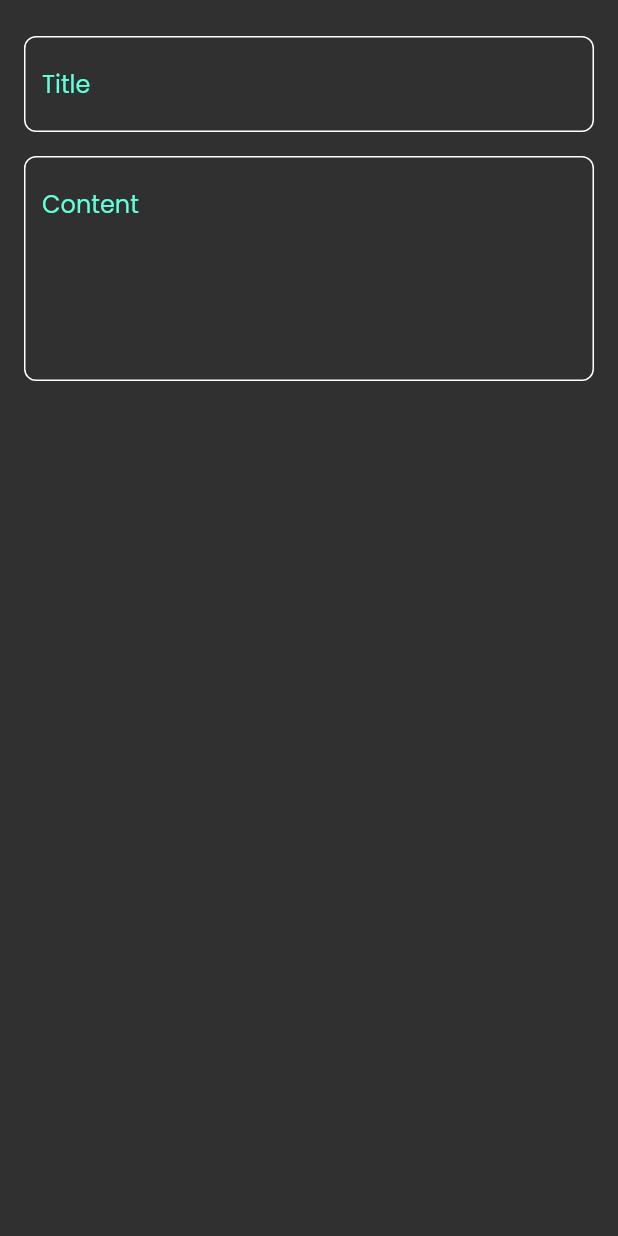
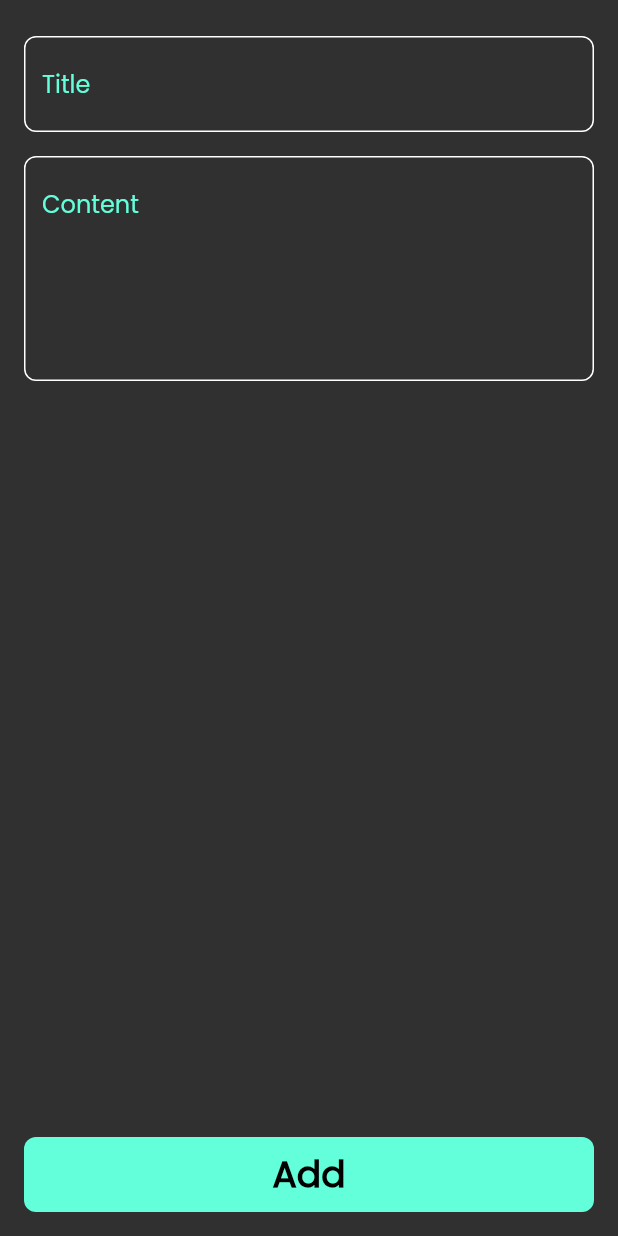
Before and after one commit to osamaahmedalsharabi/note_app, a Flutter app: the CustomModelBottomSheet widget shown alone on an empty page, opened directly, on a phone screen of 412 x 824 dp. Run offline on Flutter 3.47's test engine with Material 3 defaults, Android fonts, the phone set to English and light mode, and no system bars.

Commit message:
create custom button widget for the model bottom sheet and create file for constants

```diff
--- /dev/null
+++ b/lib/constants.dart
@@ -0,0 +1,3 @@
+import 'dart:ui';
+
+const Color kPrimayColor = Color(0xff63FFDA);
--- /dev/null
+++ b/lib/views/widgets/custom_button_widget.dart
@@ -0,0 +1,25 @@
+import 'package:flutter/material.dart';
+import 'package:third_note_app/constants.dart';
+
+class CustomButtonWidget extends StatelessWidget {
+  const CustomButtonWidget({super.key});
+
+  @override
+  Widget build(BuildContext context) {
+    return Container(
+      alignment: Alignment.center,
+      width: double.infinity,
+      height: 50,
+      decoration: BoxDecoration(
+          color: kPrimayColor, borderRadius: BorderRadius.circular(8)),
+      child: const Text(
+        "Add",
+        style: TextStyle(
+          color: Colors.black,
+          fontSize: 24,
+          fontWeight: FontWeight.bold,
+        ),
+      ),
+    );
+  }
+}
--- a/lib/views/widgets/custom_model_bottom_sheet.dart
+++ b/lib/views/widgets/custom_model_bottom_sheet.dart
@@ -1,4 +1,6 @@
 import 'package:flutter/material.dart';
+import 'package:third_note_app/constants.dart';
+import 'package:third_note_app/views/widgets/custom_button_widget.dart';
 import 'package:third_note_app/views/widgets/custom_text_field_widget.dart';
 
 class CustomModelBottomSheet extends StatelessWidget {
@@ -21,6 +23,8 @@ class CustomModelBottomSheet extends StatelessWidget {
             hintText: "Content",
             maxLines: 5,
           ),
+          Spacer(),
+          CustomButtonWidget()
         ],
       ),
     );
--- a/lib/views/widgets/custom_text_field_widget.dart
+++ b/lib/views/widgets/custom_text_field_widget.dart
@@ -1,4 +1,5 @@
 import 'package:flutter/material.dart';
+import 'package:third_note_app/constants.dart';
 
 class CustomTextFieldWidget extends StatelessWidget {
   final String hintText;
@@ -10,12 +11,13 @@ class CustomTextFieldWidget extends StatelessWidget {
   Widget build(BuildContext context) {
     return TextField(
       maxLines: maxLines,
+      cursorColor: kPrimayColor,
       decoration: InputDecoration(
         hintText: hintText,
-        hintStyle: const TextStyle(color: Color(0xff63FFDA)),
+        hintStyle: const TextStyle(color: kPrimayColor),
         enabledBorder: buildBorder(),
         errorBorder: buildBorder(color: Colors.red),
-        focusedBorder: buildBorder(color: const Color(0xff63FFDA)),
+        focusedBorder: buildBorder(color: kPrimayColor),
       ),
     );
   }
```
